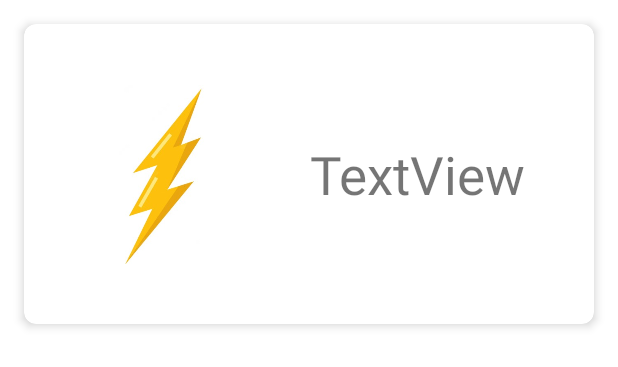
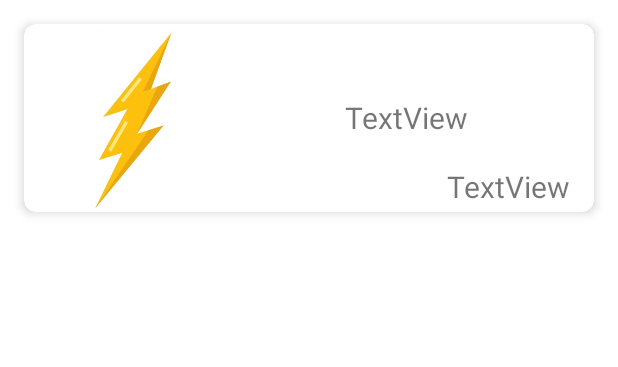
Before and after one commit to Maxime1619/AndroidEresstaurant, an Android app: the layout category_cell.xml on its own in the app's theme, with its tools: preview values and no code run, on a phone screen of 412 x 824 dp. Shown: the top 367 px of the screen. Run offline under Robolectric (Android 15) with nearby library versions, the phone set to English and light mode, and no system bars; network calls fail.

Commit message:
Commit_20230224_price

```diff
--- a/app/src/main/java/fr/isen/maxime/androideresstaurant/MenuAdapter.kt
+++ b/app/src/main/java/fr/isen/maxime/androideresstaurant/MenuAdapter.kt
@@ -16,6 +16,8 @@ class MenuAdapter(private var dishes: ArrayList<Items>, val onDishClickListener
     class LauchViewHolder(view: View) : RecyclerView.ViewHolder(view){
         val dishName = view.findViewById<TextView>(R.id.dishName)
         val dickpic = view.findViewById<ImageView>(R.id.dickPic)
+        val dishPrice = view.findViewById<TextView>(R.id.dishPrice)
+
     }
 
     override fun onCreateViewHolder(parent: ViewGroup, viewType: Int): LauchViewHolder {
@@ -28,19 +30,19 @@ class MenuAdapter(private var dishes: ArrayList<Items>, val onDishClickListener
     override fun onBindViewHolder(holder: LauchViewHolder, position: Int) {
         val dish = dishes[position]
         holder.dishName.text = dish.nameFr
+        val price = dish.prices.minByOrNull { it.price?.toDoubleOrNull()!! ?: Double.MAX_VALUE}
+        holder.dishPrice.text = "€${price?.price}"
 
         holder.itemView.setOnClickListener {
             onDishClickListener(dish)
         }
         //ajout de l'image
-        val menuItem = dishes[position]
-
         val imageURL = dishes[position].images.firstOrNull()
         if (!imageURL.isNullOrEmpty()){
             Picasso.get().load(imageURL).into(holder.dickpic)
-        }else {
-            //mettre image par dég
         }
+
+
     }
 
     fun updateDishes(dishesFromAPI: ArrayList<Items>){
--- a/app/src/main/res/layout/category_cell.xml
+++ b/app/src/main/res/layout/category_cell.xml
@@ -3,7 +3,7 @@
     xmlns:app="http://schemas.android.com/apk/res-auto"
     xmlns:tools="http://schemas.android.com/tools"
     android:layout_width="match_parent"
-    android:layout_height="200dp"
+    android:layout_height="125dp"
     android:layout_margin="16dp"
     app:cardCornerRadius="8dp"
     app:cardElevation="4dp">
@@ -15,25 +15,40 @@
 
         <TextView
             android:id="@+id/dishName"
-            android:layout_width="wrap_content"
-            android:layout_height="wrap_content"
+            android:layout_width="250dp"
+            android:layout_height="match_parent"
             android:gravity="center"
             android:text="TextView"
-            android:textSize="35sp"
+            android:textSize="20sp"
             app:layout_constraintBottom_toBottomOf="parent"
             app:layout_constraintEnd_toEndOf="parent"
+            app:layout_constraintHorizontal_bias="1.0"
             app:layout_constraintStart_toEndOf="@+id/dickPic"
-            app:layout_constraintTop_toTopOf="parent" />
+            app:layout_constraintTop_toTopOf="parent"
+            app:layout_constraintVertical_bias="0.0" />
 
         <ImageView
             android:id="@+id/dickPic"
             android:layout_width="103dp"
             android:layout_height="119dp"
-            android:layout_marginStart="40dp"
+            android:layout_marginStart="20dp"
             app:layout_constraintBottom_toBottomOf="parent"
             app:layout_constraintStart_toStartOf="parent"
             app:layout_constraintTop_toTopOf="parent"
             app:srcCompat="@drawable/light" />
+
+        <TextView
+            android:id="@+id/dishPrice"
+            android:layout_width="wrap_content"
+            android:layout_height="wrap_content"
+            android:text="TextView"
+            android:textSize="20sp"
+            app:layout_constraintBottom_toBottomOf="parent"
+            app:layout_constraintEnd_toEndOf="parent"
+            app:layout_constraintHorizontal_bias="0.946"
+            app:layout_constraintStart_toStartOf="parent"
+            app:layout_constraintTop_toTopOf="parent"
+            app:layout_constraintVertical_bias="0.969" />
     </androidx.constraintlayout.widget.ConstraintLayout>
 
 </androidx.cardview.widget.CardView>
```
